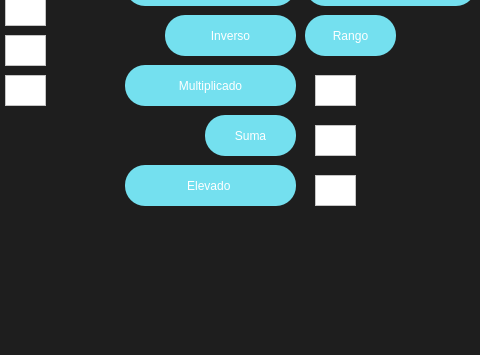
This is MatrisesSimple3x3.ui in XMunteR/Calculadora as Qt 5 draws it before an edit; both pictures show x 175 to 655 and y 145 to 500 of the 741 by 500 pixel window. The edited form follows.
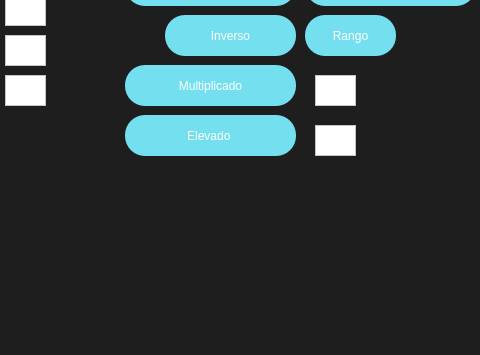
This is the edited form.

Diff of the .ui file:
```diff
--- a/MatrisesSimple3x3.ui
+++ b/MatrisesSimple3x3.ui
@@ -306,25 +306,8 @@
     <property name="geometry">
      <rect>
       <x>300</x>
-      <y>310</y>
-      <width>171</width>
-      <height>41</height>
-     </rect>
-    </property>
-    <property name="styleSheet">
-     <string notr="true">font: 20pt &quot;impact&quot;;
-border-radius:20px;</string>
-    </property>
-    <property name="text">
-     <string>Elevado </string>
-    </property>
-   </widget>
-   <widget class="QPushButton" name="RecCalculateButton_6">
-    <property name="geometry">
-     <rect>
-      <x>380</x>
       <y>260</y>
-      <width>91</width>
+      <width>171</width>
       <height>41</height>
      </rect>
     </property>
@@ -333,7 +316,7 @@
 border-radius:20px;</string>
     </property>
     <property name="text">
-     <string>Suma</string>
+     <string>Elevado </string>
     </property>
    </widget>
    <widget class="QTextEdit" name="ExtIzqEntry_10">
@@ -349,20 +332,7 @@
      <string notr="true">background-color: rgb(255, 255, 255);</string>
     </property>
    </widget>
-   <widget class="QTextEdit" name="ExtIzqEntry_11">
-    <property name="geometry">
-     <rect>
-      <x>490</x>
-      <y>320</y>
-      <width>41</width>
-      <height>31</height>
-     </rect>
-    </property>
-    <property name="styleSheet">
-     <string notr="true">background-color: rgb(255, 255, 255);</string>
-    </property>
-   </widget>
-   <widget class="QTextEdit" name="ExtIzqEntry_12">
+   <widget class="QTextEdit" name="MultiEntry">
     <property name="geometry">
      <rect>
       <x>490</x>
```
Left out of the diff: 8 changed lines with no effect on the pictures.
